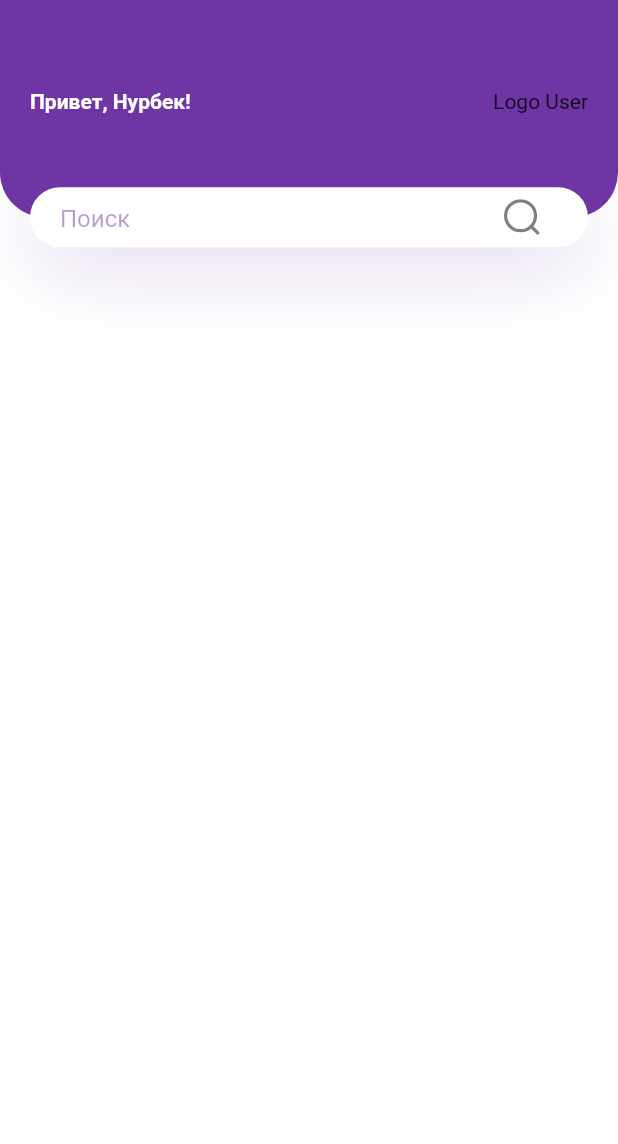
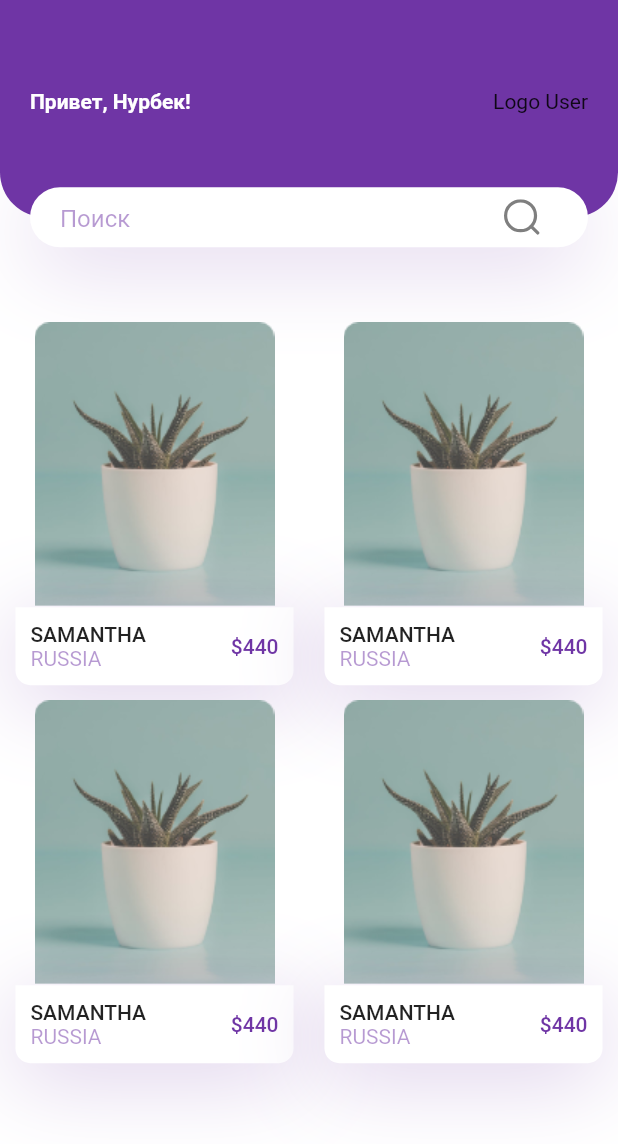
Before and after one commit to Nurka144/flutter-project, a Flutter app: the HomeBody widget shown alone on an empty page, opened directly, on a phone screen of 412 x 824 dp. Shown: the top 1144 px of the screen. Run offline on Flutter 3.47's test engine with Material 2 defaults, Android fonts, the phone set to English and light mode, and no system bars; our stand-ins replace easy_localization, flutter_easyloading, flutter_svg, shared_preferences; missing offline and left inert: flutter_barcode_scanner, sweetalert; accounts and stored records are empty; Roboto replaces fonts that are missing (Muli).

Commit message:
home-card

```diff
--- a/lib/screens/components/home/body.dart
+++ b/lib/screens/components/home/body.dart
@@ -13,7 +13,10 @@ class _HomeBodyState extends State<HomeBody> {
   @override
   Widget build(BuildContext context) {
     Size size = MediaQuery.of(context).size;
-    return Container(
+    return SingleChildScrollView(
+      child: Column(
+        children: [
+          Container(
             margin: EdgeInsets.only(bottom: 20.0 * 2.5),
             height: size.height * 0.2,
             child: Stack(
@@ -98,6 +101,126 @@ class _HomeBodyState extends State<HomeBody> {
                 )
               ],
             ),
+          ),
+          Products(),
+        ],
+        crossAxisAlignment: CrossAxisAlignment.start,
+      ),
     );
   }
 }
+
+class Products extends StatelessWidget {
+  const Products({Key key}) : super(key: key);
+
+  @override
+  Widget build(BuildContext context) {
+    Size size = MediaQuery.of(context).size;
+    return SizedBox(
+      width: double.infinity,
+      child: Wrap(
+        alignment: WrapAlignment.spaceAround,
+        runSpacing: 10,
+        children: [
+          ProductCard(
+            image: "assets/images/image_1.png",
+            title: "Samantha",
+            country: "Russia",
+            count: 440,
+          ),
+          ProductCard(
+            image: "assets/images/image_1.png",
+            title: "Samantha",
+            country: "Russia",
+            count: 440,
+          ),
+          ProductCard(
+            image: "assets/images/image_1.png",
+            title: "Samantha",
+            country: "Russia",
+            count: 440,
+          ),
+          ProductCard(
+            image: "assets/images/image_1.png",
+            title: "Samantha",
+            country: "Russia",
+            count: 440,
+          ),
+        ],
+      ),
+    );
+  }
+}
+
+class ProductCard extends StatelessWidget {
+  const ProductCard({
+    Key key,
+    this.image,
+    this.title,
+    this.count,
+    this.country,
+  }) : super(key: key);
+
+  final String title, country, image;
+  final int count;
+
+  @override
+  Widget build(BuildContext context) {
+    Size size = MediaQuery.of(context).size;
+    return SizedBox(
+      width: size.width * .45,
+      child: Column(
+        children: [
+          Image.asset(image),
+          GestureDetector(
+            onTap: () => {},
+            child: Container(
+              padding: EdgeInsets.all(10),
+              decoration: BoxDecoration(
+                color: Colors.white,
+                borderRadius: BorderRadius.only(
+                  bottomLeft: Radius.circular(10),
+                  bottomRight: Radius.circular(10),
+                ),
+                boxShadow: [
+                  BoxShadow(
+                    offset: Offset(0, 10),
+                    blurRadius: 50,
+                    color: kPrimaryColor.withOpacity(0.23),
+                  ),
+                ],
+              ),
+              child: Row(
+                children: <Widget>[
+                  RichText(
+                    text: TextSpan(
+                      children: [
+                        TextSpan(
+                            text: "$title\n".toUpperCase(),
+                            style: Theme.of(context).textTheme.button),
+                        TextSpan(
+                          text: "$country".toUpperCase(),
+                          style: TextStyle(
+                            color: kPrimaryColor.withOpacity(0.5),
+                          ),
+                        ),
+                      ],
+                    ),
+                  ),
+                  Spacer(),
+                  Text(
+                    '\$$count',
+                    style: Theme.of(context)
+                        .textTheme
+                        .button
+                        .copyWith(color: kPrimaryColor),
+                  )
+                ],
+              ),
+            ),
+          ),
+        ],
+      ),
+    );
+  }
+}
```
Also changed, not shown: assets/images/image_1.png (added). Lines whose indentation alone changed are shown as unchanged.
